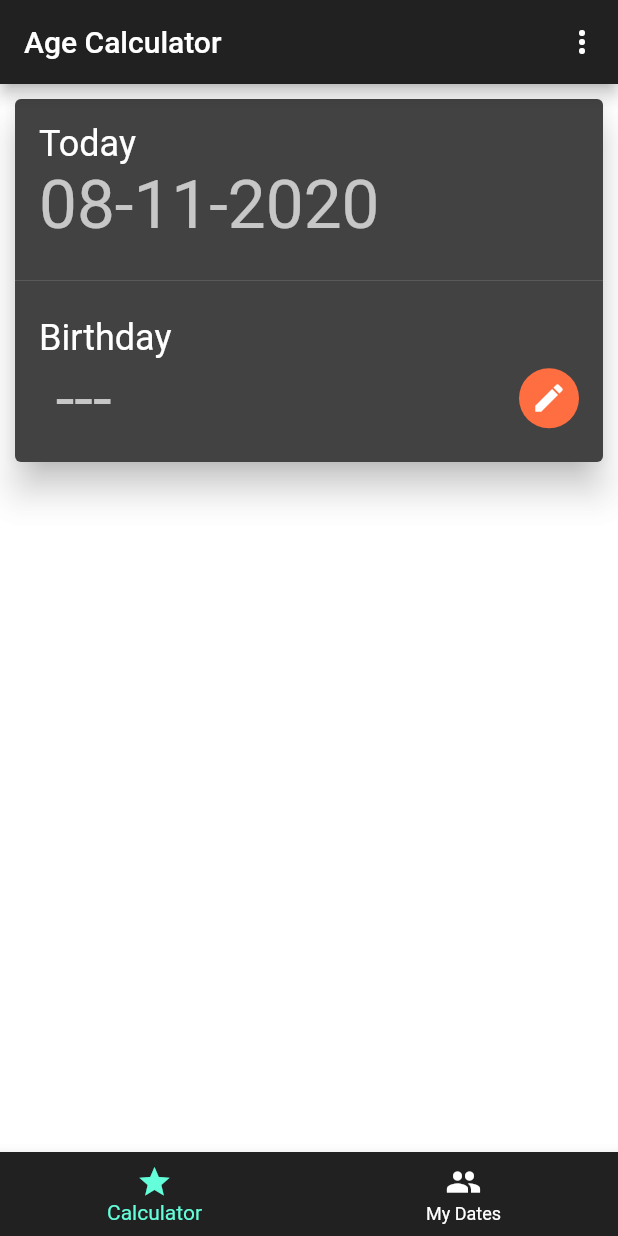
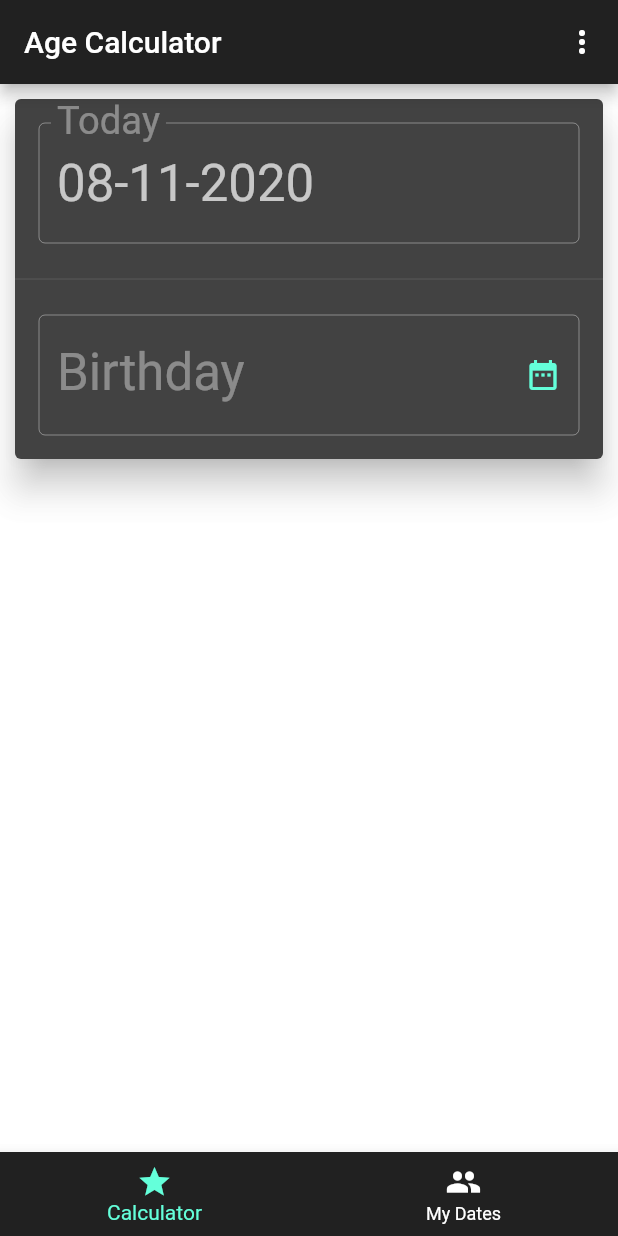
Before and after one commit to nick990/AgeCalculator, a Flutter app: the screen it shows after launch, on a phone screen of 412 x 824 dp. Run offline on Flutter 3.47's test engine with Material 2 defaults, Android fonts, the phone set to English and light mode, and no system bars; our stand-ins replace share.

Commit message:
Today section and birthday selector now are text fields.

```diff
--- a/lib/pages/calculator_partial_screen.dart
+++ b/lib/pages/calculator_partial_screen.dart
@@ -16,6 +16,8 @@ class CalculatorPartialScreen extends StatefulWidget {
 }
 
 class _CalculatorPartialScreenState extends State<CalculatorPartialScreen> {
+  final birthdayController = TextEditingController();
+  final todayController = TextEditingController();
   DateTime birthdayDate;
   DateTime todayDate;
   AgeModel age;
@@ -30,34 +32,73 @@ class _CalculatorPartialScreenState extends State<CalculatorPartialScreen> {
     lifeTime = null;
   }
 
+  _setBirthdayController(DateFormat formatter) {
+    if (birthdayDate != null)
+      birthdayController.text = "${formatter.format(birthdayDate)}";
+  }
+
+  _setTodayController(DateFormat formatter) {
+    todayController.text = "${formatter.format(todayDate)}";
+  }
+
   @override
   Widget build(BuildContext context) {
+    final settingsProvider = Provider.of<SettingsProvider>(context);
+    final formatter = DateFormat(settingsProvider.format);
+    _setTodayController(formatter);
+    _setBirthdayController(formatter);
+
     var birthdaySelector = Padding(
       padding: EdgeInsets.all(16.0),
       child: Column(
         crossAxisAlignment: CrossAxisAlignment.start,
         children: [
-          Text(
-            'Birthday',
-            style: Theme.of(context).textTheme.headline5,
-          ),
           Row(
             mainAxisAlignment: MainAxisAlignment.spaceBetween,
             children: [
-              Consumer<SettingsProvider>(
-                builder: (ctx, settings, child) => Text(
-                  birthdayDate != null
-                      // ? "${formatter.format(birthdayDate)}"
-                      ? "${DateFormat(settings.format).format(birthdayDate)}"
-                      : " ---",
-                  style: Theme.of(context).textTheme.headline3,
+              Expanded(
+                child: GestureDetector(
+                  onTap: () => _selectBirthdayDate(context),
+                  child: TextField(
+                    style: Theme.of(context).textTheme.headline4,
+                    decoration: InputDecoration(
+                      labelText: 'Birthday',
+                      border: const OutlineInputBorder(),
+                      suffixIcon: Icon(
+                        Icons.date_range,
+                        color: Theme.of(context).accentColor,
+                      ),
+                    ),
+                    controller: birthdayController,
+                    enabled: false,
+                    onSubmitted: (_) {},
+                  ),
                 ),
               ),
-              CircleAvatar(
-                radius: 20,
-                child: IconButton(
-                  icon: Icon(Icons.edit),
-                  onPressed: () => _selectBirthdayDate(context),
+            ],
+          ),
+        ],
+      ),
+    );
+
+    var todaySection = Padding(
+      padding: EdgeInsets.all(16.0),
+      child: Column(
+        crossAxisAlignment: CrossAxisAlignment.start,
+        children: [
+          Row(
+            mainAxisAlignment: MainAxisAlignment.spaceBetween,
+            children: [
+              Expanded(
+                child: TextField(
+                  style: Theme.of(context).textTheme.headline4,
+                  decoration: InputDecoration(
+                    labelText: 'Today',
+                    border: const OutlineInputBorder(),
+                  ),
+                  controller: todayController,
+                  enabled: false,
+                  onSubmitted: (_) {},
                 ),
               ),
             ],
@@ -69,30 +110,7 @@ class _CalculatorPartialScreenState extends State<CalculatorPartialScreen> {
     var datesSection = Card(
       child: Column(
         children: [
-          Padding(
-            padding: EdgeInsets.all(16.0),
-            child: Column(
-              crossAxisAlignment: CrossAxisAlignment.start,
-              children: [
-                Text(
-                  'Today',
-                  style: Theme.of(context).textTheme.headline5,
-                ),
-                Row(
-                  mainAxisAlignment: MainAxisAlignment.spaceBetween,
-                  children: [
-                    Consumer<SettingsProvider>(
-                      builder: (ctx, settings, child) => Text(
-                        // "${formatter.format(todayDate)}",
-                        "${DateFormat(settings.format).format(todayDate)}",
-                        style: Theme.of(context).textTheme.headline3,
-                      ),
-                    ),
-                  ],
-                ),
-              ],
-            ),
-          ),
+          todaySection,
           Divider(),
           birthdaySelector,
         ],
@@ -104,14 +122,8 @@ class _CalculatorPartialScreenState extends State<CalculatorPartialScreen> {
       ageSection.add(AgeWidget(age: age));
       ageSection.add(LifetimeWidget(lifetime: lifeTime));
       ageSection.add(NextBirthdayWidget(age: age));
-      ageSection.add(
-        Consumer<SettingsProvider>(
-          builder: (ctx, settings, child) => UpcomingBirthdaysWidget(
-            age: this.age,
-            formatter: DateFormat(settings.format),
-          ),
-        ),
-      );
+      ageSection
+          .add(UpcomingBirthdaysWidget(age: this.age, formatter: formatter));
     }
 
     return SafeArea(
--- a/lib/pages/my_dates_partial_screen.dart
+++ b/lib/pages/my_dates_partial_screen.dart
@@ -39,11 +39,9 @@ class MyDatesPartialScreen extends StatelessWidget {
                   );
                 });
           },
-          child: IconButton(
-            icon: Icon(
-              Icons.add,
-              color: Colors.white,
-            ),
+          child: Icon(
+            Icons.add,
+            color: Colors.white,
           ),
         ),
       ),
```
